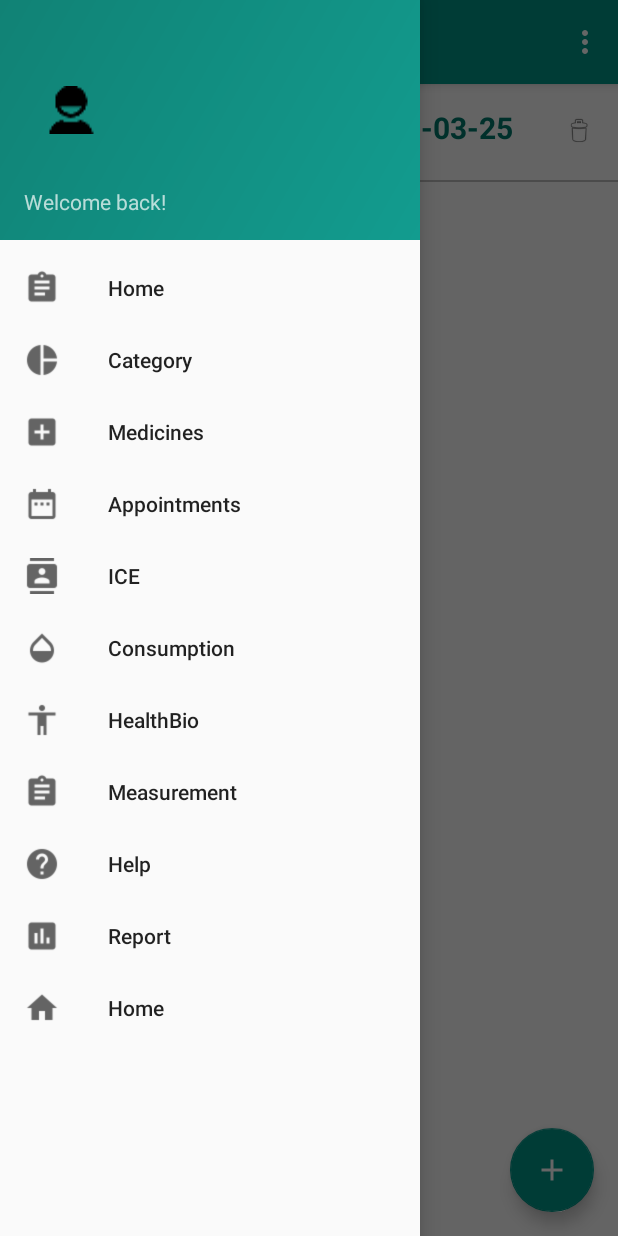
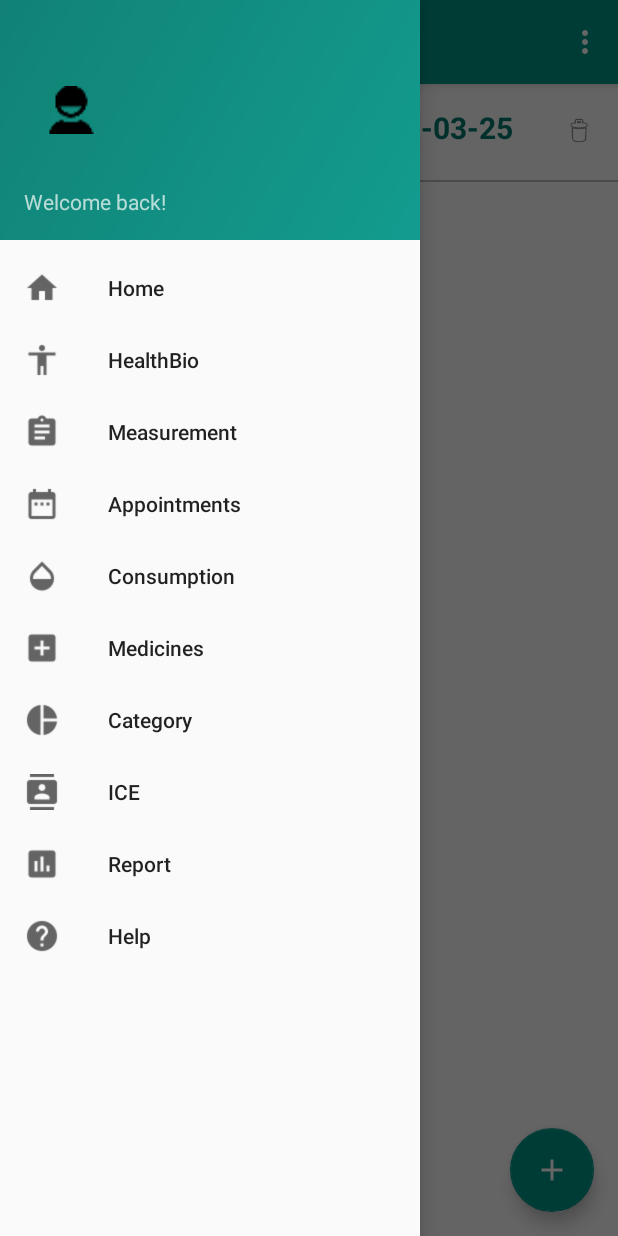
Before and after one commit to ethirajnus/Medtracker, an Android app: the MainActivity screen opened directly, with no data from a screen before it, with the side drawer open, on a phone screen of 412 x 824 dp. Run offline under Robolectric (Android 15) with nearby library versions, the phone set to English and light mode, and no system bars.

Commit message:
Fixed icons and lag in initial slides

```diff
--- a/app/src/main/AndroidManifest.xml
+++ b/app/src/main/AndroidManifest.xml
@@ -11,6 +11,7 @@
         android:icon="@mipmap/ic_launcher"
         android:label="@string/app_name"
         android:supportsRtl="true"
+        android:largeHeap="true"
         android:theme="@style/AppTheme">
         <activity
             android:name=".activities.SplashActivity"
@@ -25,10 +26,11 @@
             android:name=".activities.MainActivity"
             android:configChanges="orientation|screenSize"
             android:label="@string/app_name"
-            android:theme="@style/AppTheme.NoActionBar"></activity>
+            android:theme="@style/AppTheme.NoActionBar"/>
         <activity
             android:name=".activities.AddOrUpdateMedicine"
             android:parentActivityName=".activities.MainActivity" />
+
         <activity
             android:name=".activities.AddNewAppointment"
             android:label="New Appointment"
@@ -90,7 +92,7 @@
             android:name=".activities.ICEAdditionActivity"
             android:parentActivityName=".activities.MainActivity" />
         <activity android:name=".activities.HelpActivity"
-            android:theme="@style/AppTheme.Help"></activity>
+            android:theme="@style/AppTheme.Help"/>
     </application>
 
 </manifest>
--- a/app/src/main/java/sg/edu/nus/iss/se/ft05/medipal/activities/AddMeasurement.java
+++ b/app/src/main/java/sg/edu/nus/iss/se/ft05/medipal/activities/AddMeasurement.java
@@ -99,6 +99,11 @@ public class AddMeasurement extends AppCompatActivity implements View.OnClickLis
         }
     }
 
+    @Override
+    public void onBackPressed() {
+        navigateToMainActivity();
+    }
+
     public void navigateToMainActivity() {
 
         Intent intent = new Intent(getApplicationContext(), MainActivity.class);
--- a/app/src/main/java/sg/edu/nus/iss/se/ft05/medipal/activities/HelpActivity.java
+++ b/app/src/main/java/sg/edu/nus/iss/se/ft05/medipal/activities/HelpActivity.java
@@ -59,7 +59,7 @@ public class HelpActivity extends AppCompatActivity {
                 R.layout.help_slide1,
                 R.layout.help_slide2,
                 R.layout.help_slide3,
-                R.layout.help_slide3};
+                R.layout.help_slide4};
 
         // adding bottom dots
         addBottomDots(0);
--- a/app/src/main/java/sg/edu/nus/iss/se/ft05/medipal/activities/PersonalBioActivity.java
+++ b/app/src/main/java/sg/edu/nus/iss/se/ft05/medipal/activities/PersonalBioActivity.java
@@ -28,6 +28,7 @@ import sg.edu.nus.iss.se.ft05.medipal.constants.Constants;
 import sg.edu.nus.iss.se.ft05.medipal.dao.PersonalBioDAO;
 import sg.edu.nus.iss.se.ft05.medipal.dao.PersonalBioDAOImpl;
 import sg.edu.nus.iss.se.ft05.medipal.domain.PersonalBio;
+import sg.edu.nus.iss.se.ft05.medipal.fragments.HomeFragment;
 import sg.edu.nus.iss.se.ft05.medipal.managers.PersonalBioManager;
 
 /**
--- a/app/src/main/res/layout/help_slide2.xml
+++ b/app/src/main/res/layout/help_slide2.xml
@@ -2,7 +2,7 @@
 <RelativeLayout xmlns:android="http://schemas.android.com/apk/res/android"
     android:layout_width="match_parent"
     android:layout_height="match_parent"
-    android:background="@color/bg_screen2">
+    android:background="@color/colorPrimary">
 
     <LinearLayout
         android:layout_width="wrap_content"
--- a/app/src/main/res/layout/help_slide3.xml
+++ b/app/src/main/res/layout/help_slide3.xml
@@ -2,7 +2,7 @@
 <RelativeLayout xmlns:android="http://schemas.android.com/apk/res/android"
     android:layout_width="match_parent"
     android:layout_height="match_parent"
-    android:background="@color/bg_screen3">
+    android:background="@color/colorPrimary">
 
     <LinearLayout
         android:layout_width="wrap_content"
--- a/app/src/main/res/menu/activity_main_drawer.xml
+++ b/app/src/main/res/menu/activity_main_drawer.xml
@@ -2,27 +2,25 @@
 <menu xmlns:android="http://schemas.android.com/apk/res/android">
 
     <group android:checkableBehavior="single">
-        <item android:id="@+id/home" android:icon="@drawable/ic_assignment_black_24dp"
+        <item android:id="@+id/home" android:icon="@drawable/ic_home_black_24dp"
             android:title="Home" />
-        <item android:id="@+id/category" android:icon="@drawable/ic_pie_chart_black_24dp"
-            android:title="Category" />
-        <item android:id="@+id/medicine" android:icon="@drawable/ic_add_box_black_24dp"
-            android:title="Medicines" />
-        <item android:id="@+id/appointment" android:icon="@drawable/ic_date_range_black_24dp"
-            android:title="Appointments" />
-        <item android:id="@+id/ice" android:icon="@drawable/ic_contacts_black_24dp"
-            android:title="ICE" />
-        <item android:id="@+id/consumption" android:icon="@drawable/ic_opacity_black_24dp"
-            android:title="Consumption" />
         <item android:id="@+id/heathbio" android:icon="@drawable/ic_accessibility_black_24dp"
             android:title="HealthBio" />
         <item android:id="@+id/measure" android:icon="@drawable/ic_assignment_black_24dp"
             android:title="Measurement" />
+        <item android:id="@+id/appointment" android:icon="@drawable/ic_date_range_black_24dp"
+            android:title="Appointments" />
+        <item android:id="@+id/consumption" android:icon="@drawable/ic_opacity_black_24dp"
+            android:title="Consumption" />
+        <item android:id="@+id/medicine" android:icon="@drawable/ic_add_box_black_24dp"
+            android:title="Medicines" />
+        <item android:id="@+id/category" android:icon="@drawable/ic_pie_chart_black_24dp"
+            android:title="Category" />
+        <item android:id="@+id/ice" android:icon="@drawable/ic_contacts_black_24dp"
+            android:title="ICE" />
+        <item android:id="@+id/report" android:icon="@drawable/ic_assessment_black_24dp"
+            android:title="Report" />
         <item android:id="@+id/help" android:icon="@drawable/ic_help_black_24dp"
             android:title="Help" />
-        <item android:id="@+id/report" android:icon="@drawable/ic_assessment_black_24dp"
-            android:title="Report" />
-        <item android:id="@+id/home" android:icon="@drawable/ic_home_black_24dp"
-            android:title="Home" />
     </group>
 </menu>
```
Also changed, not shown: app/src/main/res/drawable-hdpi/category_screenshot.png (renamed from app/src/main/res/drawable/category_screenshot.png), app/src/main/res/drawable-hdpi/disable_screenshot.png (renamed from app/src/main/res/drawable/disable_screenshot.png), app/src/main/res/drawable-hdpi/ice_screenshot.png (renamed from app/src/main/res/drawable/ice_screenshot.png), app/src/main/res/drawable-hdpi/medicine_screenshot.png (renamed from app/src/main/res/drawable/medicine_screenshot.png), 1 other file.
